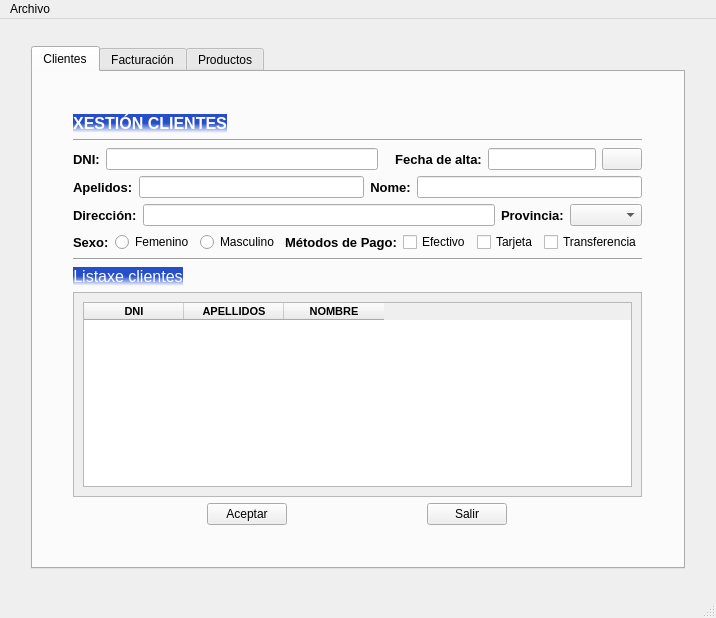
Above: ventana.ui from byChamaco/BLANCOLORENZO before the change. Below: the same form after it.
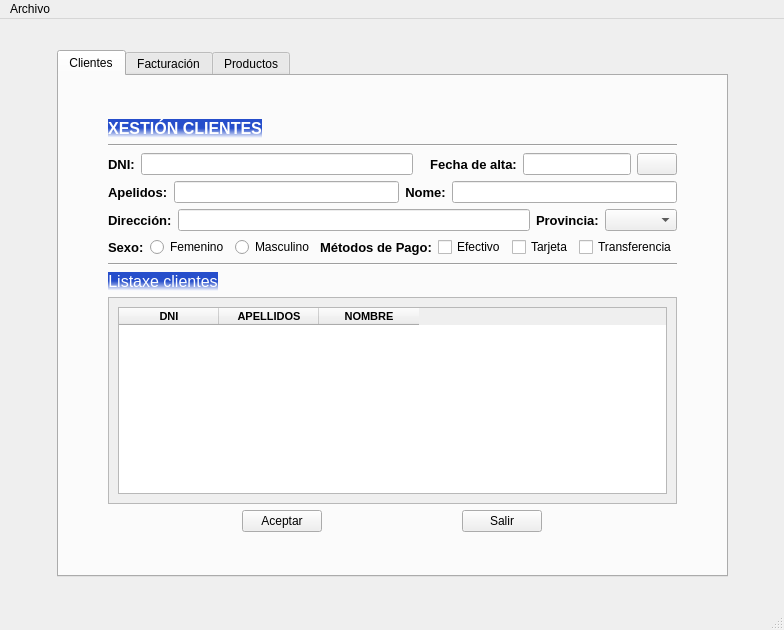
That is the form after the change. Icons and pictures are not drawn.

The edit to the form file:
```diff
--- a/ventana.ui
+++ b/ventana.ui
@@ -6,8 +6,8 @@
    <rect>
     <x>0</x>
     <y>0</y>
-    <width>716</width>
-    <height>618</height>
+    <width>784</width>
+    <height>630</height>
    </rect>
   </property>
   <property name="windowTitle">
@@ -582,7 +582,7 @@
     <rect>
      <x>0</x>
      <y>0</y>
-     <width>716</width>
+     <width>784</width>
      <height>21</height>
     </rect>
    </property>
```
Left out of the diff: 61 changed lines with no effect on the pictures.
